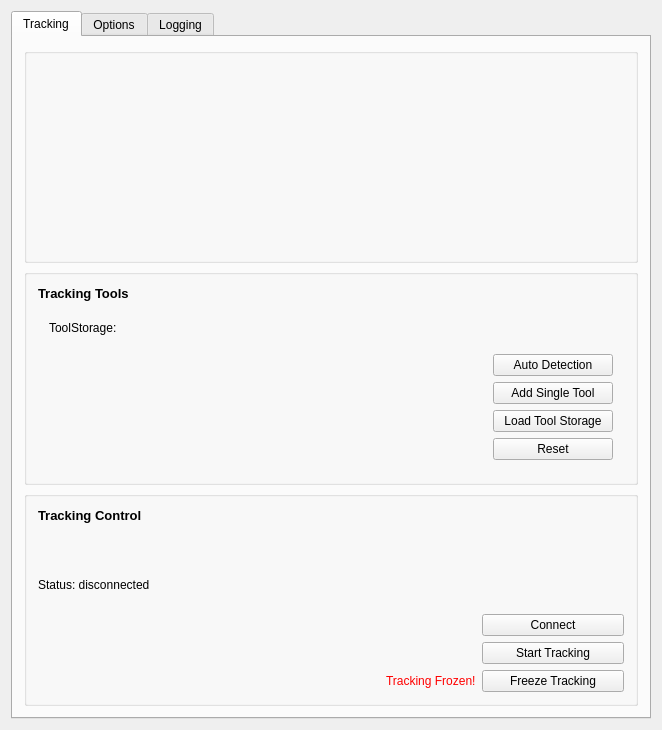
First picture: the form in Plugins/org.mitk.gui.qt.igttracking/src/internal/QmitkMITKIGTTrackingToolboxViewControls.ui, repository MITK/MITK, before the edit.
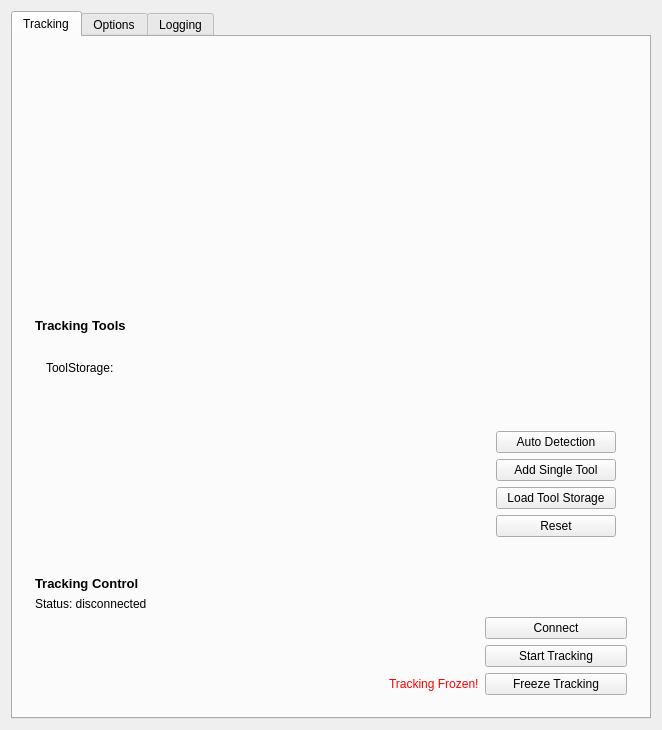
Second picture: the form after the edit. Custom widgets are drawn as their Qt base class.

Commit message:
changed QGroupBoxes to QFrames in QmitkMITKIGTTrackingToolboxViewControls
darkstyle QGroupBox padding reseted to original value

```diff
--- a/Plugins/org.mitk.gui.qt.igttracking/src/internal/QmitkMITKIGTTrackingToolboxViewControls.ui
+++ b/Plugins/org.mitk.gui.qt.igttracking/src/internal/QmitkMITKIGTTrackingToolboxViewControls.ui
@@ -7,7 +7,7 @@
     <x>0</x>
     <y>0</y>
     <width>662</width>
-    <height>648</height>
+    <height>630</height>
    </rect>
   </property>
   <property name="minimumSize">
@@ -29,20 +29,39 @@
       <attribute name="title">
        <string>Tracking</string>
       </attribute>
-      <layout class="QGridLayout" name="gridLayout_5">
-       <item row="1" column="0">
-        <widget class="QGroupBox" name="m_TrackingToolsGoupBox">
-         <property name="sizePolicy">
-          <sizepolicy hsizetype="Preferred" vsizetype="Expanding">
-           <horstretch>0</horstretch>
-           <verstretch>0</verstretch>
-          </sizepolicy>
+      <layout class="QVBoxLayout" name="verticalLayout_4">
+       <item>
+        <widget class="QFrame" name="m_ConfigurationWidgetFrame">
+         <property name="frameShape">
+          <enum>QFrame::NoFrame</enum>
          </property>
-         <property name="title">
-          <string/>
+         <property name="frameShadow">
+          <enum>QFrame::Raised</enum>
          </property>
-         <layout class="QGridLayout" name="gridLayout_2">
+         <layout class="QGridLayout" name="gridLayout">
           <item row="0" column="0">
+           <widget class="QmitkTrackingDeviceConfigurationWidget" name="m_ConfigurationWidget" native="true">
+            <property name="sizePolicy">
+             <sizepolicy hsizetype="Preferred" vsizetype="MinimumExpanding">
+              <horstretch>0</horstretch>
+              <verstretch>0</verstretch>
+             </sizepolicy>
+            </property>
+           </widget>
+          </item>
+         </layout>
+        </widget>
+       </item>
+       <item>
+        <widget class="QFrame" name="m_TrackingToolsFrame">
+         <property name="frameShape">
+          <enum>QFrame::NoFrame</enum>
+         </property>
+         <property name="frameShadow">
+          <enum>QFrame::Raised</enum>
+         </property>
+         <layout class="QVBoxLayout" name="verticalLayout_2">
+          <item>
            <widget class="QLabel" name="label_2">
             <property name="font">
              <font>
@@ -60,7 +79,7 @@
             </property>
            </widget>
           </item>
-          <item row="1" column="0">
+          <item>
            <widget class="QStackedWidget" name="m_TrackingToolsWidget">
             <property name="lineWidth">
              <number>0</number>
@@ -198,26 +217,16 @@
          </layout>
         </widget>
        </item>
-       <item row="2" column="0">
-        <widget class="QGroupBox" name="m_TrackingControlsGroupBox">
-         <property name="sizePolicy">
-          <sizepolicy hsizetype="Preferred" vsizetype="Expanding">
-           <horstretch>0</horstretch>
-           <verstretch>0</verstretch>
-          </sizepolicy>
+       <item>
+        <widget class="QFrame" name="m_TrackingControlsFrame">
+         <property name="frameShape">
+          <enum>QFrame::NoFrame</enum>
          </property>
-         <property name="title">
-          <string/>
+         <property name="frameShadow">
+          <enum>QFrame::Raised</enum>
          </property>
-         <layout class="QGridLayout" name="gridLayout_3">
-          <item row="1" column="0">
-           <widget class="QLabel" name="m_TrackingControlLabel">
-            <property name="text">
-             <string>Status: disconnected</string>
-            </property>
-           </widget>
-          </item>
-          <item row="0" column="0">
+         <layout class="QVBoxLayout" name="verticalLayout_3">
+          <item>
            <widget class="QLabel" name="label_3">
             <property name="font">
              <font>
@@ -234,7 +243,14 @@
             </property>
            </widget>
           </item>
-          <item row="2" column="0">
+          <item>
+           <widget class="QLabel" name="m_TrackingControlLabel">
+            <property name="text">
+             <string>Status: disconnected</string>
+            </property>
+           </widget>
+          </item>
+          <item>
            <layout class="QHBoxLayout" name="horizontalLayout">
             <item>
              <spacer name="horizontalSpacer_11">
@@ -264,7 +280,7 @@
             </item>
            </layout>
           </item>
-          <item row="3" column="0">
+          <item>
            <layout class="QHBoxLayout" name="horizontalLayout_2">
             <item>
              <spacer name="horizontalSpacer_2">
@@ -294,7 +310,7 @@
             </item>
            </layout>
           </item>
-          <item row="4" column="0">
+          <item>
            <layout class="QHBoxLayout" name="horizontalLayout_11">
             <item>
              <spacer name="horizontalSpacer_9">
@@ -337,43 +353,6 @@
          </layout>
         </widget>
        </item>
-       <item row="0" column="0">
-        <widget class="QGroupBox" name="groupBox_3">
-         <property name="sizePolicy">
-          <sizepolicy hsizetype="Preferred" vsizetype="Expanding">
-           <horstretch>0</horstretch>
-           <verstretch>0</verstretch>
-          </sizepolicy>
-         </property>
-         <property name="minimumSize">
-          <size>
-           <width>0</width>
-           <height>0</height>
-          </size>
-         </property>
-         <property name="maximumSize">
-          <size>
-           <width>16777215</width>
-           <height>16777215</height>
-          </size>
-         </property>
-         <property name="title">
-          <string/>
-         </property>
-         <layout class="QGridLayout" name="gridLayout">
-          <item row="0" column="0">
-           <widget class="QmitkTrackingDeviceConfigurationWidget" name="m_ConfigurationWidget" native="true">
-            <property name="sizePolicy">
-             <sizepolicy hsizetype="Preferred" vsizetype="MinimumExpanding">
-              <horstretch>0</horstretch>
-              <verstretch>0</verstretch>
-             </sizepolicy>
-            </property>
-           </widget>
-          </item>
-         </layout>
-        </widget>
-       </item>
       </layout>
      </widget>
      <widget class="QWidget" name="tab_2">
```
Left out of the diff: 4 changed lines with no effect on the pictures. The commit also changes 2 other files.
